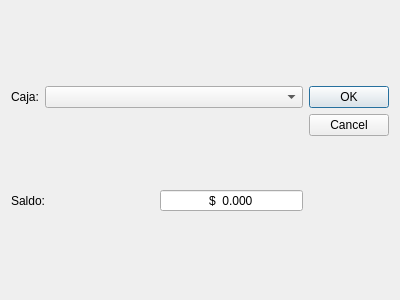
Old version of the form trunk/plugins/caja/FormEstadoCajaBase.ui in the repository chungote/gestotux.
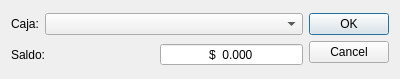
New version of the form.

```diff
--- a/trunk/plugins/caja/FormEstadoCajaBase.ui
+++ b/trunk/plugins/caja/FormEstadoCajaBase.ui
@@ -7,7 +7,7 @@
     <x>0</x>
     <y>0</y>
     <width>400</width>
-    <height>300</height>
+    <height>79</height>
    </rect>
   </property>
   <property name="windowTitle">
```
